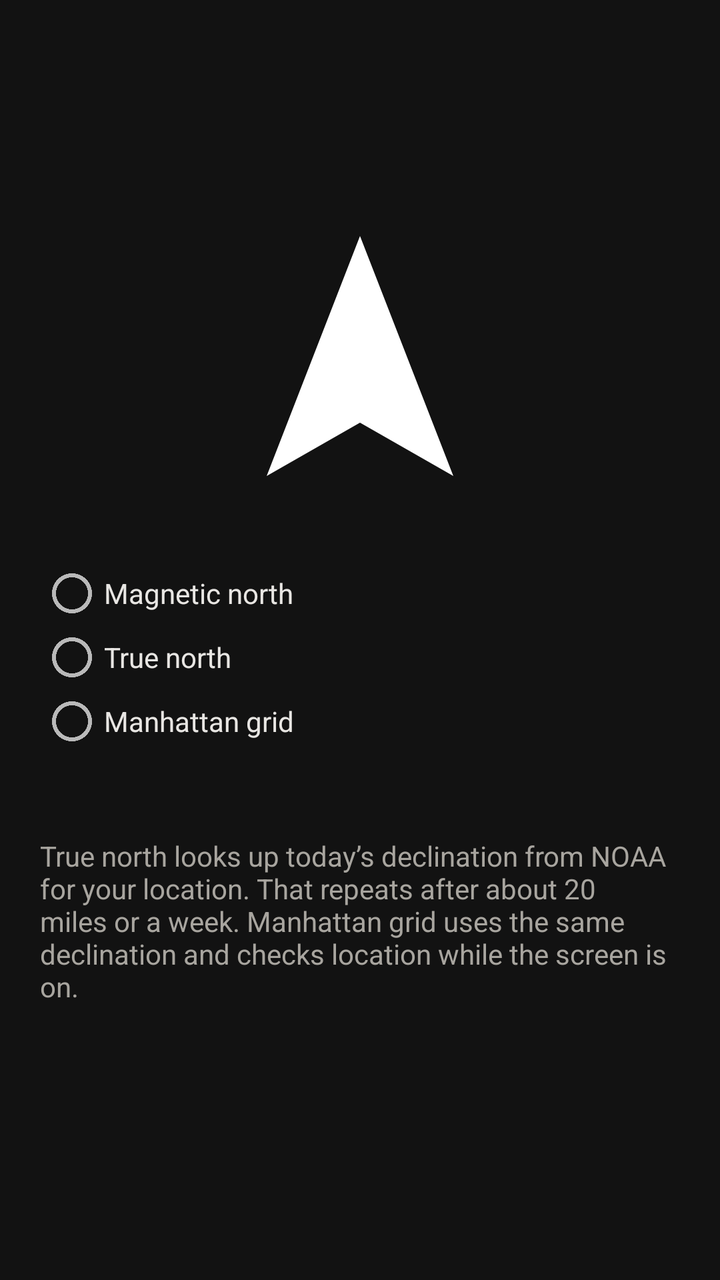
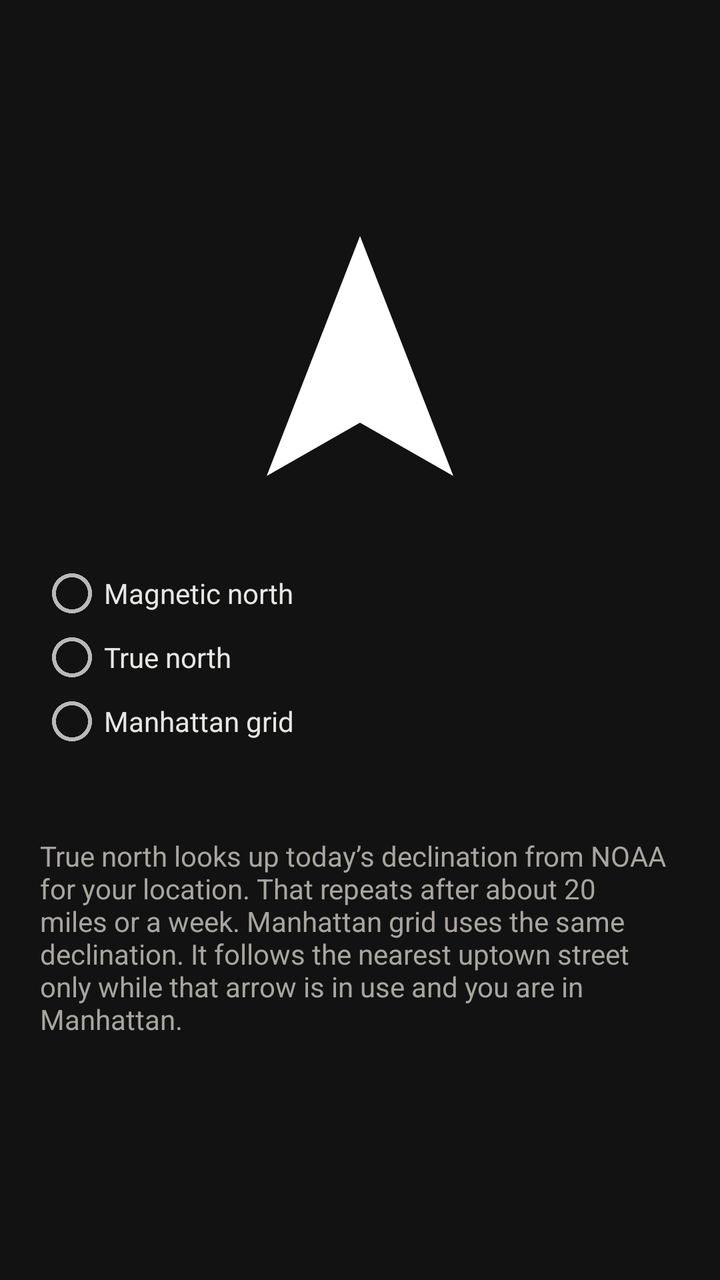

An Android layout rendered at two revisions. The XML below is the earlier revision; the diff shows what the commit changed to produce the second picture.
<!-- AndroidManifest.xml: application theme Theme.North -->
<!-- res/layout/activity_compass.xml -->
<?xml version="1.0" encoding="utf-8"?>
<ScrollView xmlns:android="http://schemas.android.com/apk/res/android"
    android:layout_width="match_parent"
    android:layout_height="match_parent"
    android:background="@color/background"
    android:fillViewport="true">

    <LinearLayout
        android:layout_width="match_parent"
        android:layout_height="wrap_content"
        android:fitsSystemWindows="true"
        android:orientation="vertical"
        android:padding="20dp">

        <TextView
            android:id="@+id/title"
            android:layout_width="match_parent"
            android:layout_height="wrap_content"
            android:textColor="@color/ink"
            android:textSize="24sp"
            android:textStyle="bold" />

        <TextView
            android:id="@+id/note"
            android:layout_width="match_parent"
            android:layout_height="wrap_content"
            android:layout_marginTop="8dp"
            android:textColor="@color/muted"
            android:textSize="15sp" />

        <ImageView
            android:id="@+id/arrow"
            android:layout_width="160dp"
            android:layout_height="160dp"
            android:layout_gravity="center_horizontal"
            android:layout_marginTop="24dp"
            android:contentDescription="@string/arrow"
            android:src="@drawable/ic_arrow_up" />

        <RadioGroup
            android:id="@+id/modes"
            android:layout_width="match_parent"
            android:layout_height="wrap_content"
            android:layout_marginTop="16dp">

            <RadioButton
                android:id="@+id/mode_magnetic"
                android:layout_width="match_parent"
                android:layout_height="wrap_content"
                android:text="@string/mode_magnetic"
                android:textColor="@color/ink" />

            <RadioButton
                android:id="@+id/mode_true"
                android:layout_width="match_parent"
                android:layout_height="wrap_content"
                android:text="@string/mode_true"
                android:textColor="@color/ink" />

            <RadioButton
                android:id="@+id/mode_grid"
                android:layout_width="match_parent"
                android:layout_height="wrap_content"
                android:text="@string/mode_grid"
                android:textColor="@color/ink" />
        </RadioGroup>

        <TextView
            android:id="@+id/declination_status"
            android:layout_width="match_parent"
            android:layout_height="wrap_content"
            android:layout_marginTop="12dp"
            android:textColor="@color/ink"
            android:textSize="16sp" />

        <TextView
            android:id="@+id/location_note"
            android:layout_width="match_parent"
            android:layout_height="wrap_content"
            android:layout_marginTop="8dp"
            android:text="@string/location_note"
            android:textColor="@color/muted"
            android:textSize="14sp" />

        <Button
            android:id="@+id/save"
            android:layout_width="wrap_content"
            android:layout_height="wrap_content"
            android:layout_marginTop="16dp"
            android:backgroundTint="@color/accent"
            android:text="@string/save"
            android:textColor="@color/on_accent"
            android:visibility="gone" />
    </LinearLayout>
</ScrollView>
<!-- resources referenced by this layout -->
<resources>
  <color name="accent">#D0BCFF</color>
  <color name="background">#121212</color>
  <color name="ink">#E8E6E3</color>
  <color name="muted">#A8A59F</color>
  <color name="on_accent">#1C1B1F</color>
  <!-- drawable ic_arrow_up (drawable) -->
  <?xml version="1.0" encoding="utf-8"?>
  <vector xmlns:android="http://schemas.android.com/apk/res/android"
      android:width="24dp"
      android:height="24dp"
      android:viewportWidth="24"
      android:viewportHeight="24">
      <path
          android:fillColor="#FFFFFFFF"
          android:pathData="M12,2 L19,20 L12,16 L5,20 Z" />
  </vector>
  <string name="arrow">North</string>
  <string name="location_note">True north looks up today’s declination from NOAA for your location. That repeats after about 20 miles or a week. Manhattan grid uses the same declination and checks location while the screen is on.</string>
  <string name="mode_grid">Manhattan grid</string>
  <string name="mode_magnetic">Magnetic north</string>
  <string name="mode_true">True north</string>
  <string name="save">Save</string>
  <style name="Theme.North" parent="android:Theme.Material.NoActionBar">
          <item name="android:statusBarColor">@color/background</item>
          <item name="android:navigationBarColor">@color/background</item>
          <item name="android:windowBackground">@color/background</item>
          <item name="android:windowLightStatusBar">false</item>
          <item name="android:windowLightNavigationBar">false</item>
          <item name="android:colorAccent">@color/accent</item>
          <item name="android:colorPrimary">@color/accent</item>
      </style>
</resources>

<!-- the commit's change to res/layout/activity_compass.xml (unified diff, before → after) -->
@@ -73,6 +73,16 @@
             android:textColor="@color/ink"
             android:textSize="16sp" />
 
+        <Button
+            android:id="@+id/recheck"
+            android:layout_width="wrap_content"
+            android:layout_height="wrap_content"
+            android:layout_marginTop="12dp"
+            android:backgroundTint="@color/accent"
+            android:text="@string/recheck_declination"
+            android:textColor="@color/on_accent"
+            android:visibility="gone" />
+
         <TextView
             android:id="@+id/location_note"
             android:layout_width="match_parent"
<!-- resource entries referenced after the edit -->
@@ -17,10 +17,11 @@
           android:pathData="M12,2 L19,20 L12,16 L5,20 Z" />
   </vector>
   <string name="arrow">North</string>
-  <string name="location_note">True north looks up today’s declination from NOAA for your location. That repeats after about 20 miles or a week. Manhattan grid uses the same declination and checks location while the screen is on.</string>
+  <string name="location_note">True north looks up today’s declination from NOAA for your location. That repeats after about 20 miles or a week. Manhattan grid uses the same declination. It follows the nearest uptown street only while that arrow is in use and you are in Manhattan.</string>
   <string name="mode_grid">Manhattan grid</string>
   <string name="mode_magnetic">Magnetic north</string>
   <string name="mode_true">True north</string>
+  <string name="recheck_declination">Recheck declination</string>
   <string name="save">Save</string>
   <style name="Theme.North" parent="android:Theme.Material.NoActionBar">
           <item name="android:statusBarColor">@color/background</item>
